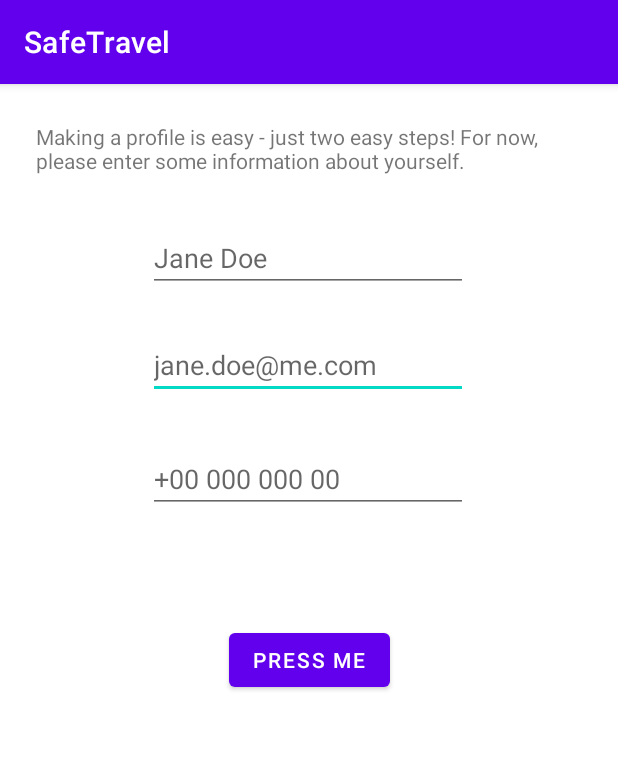
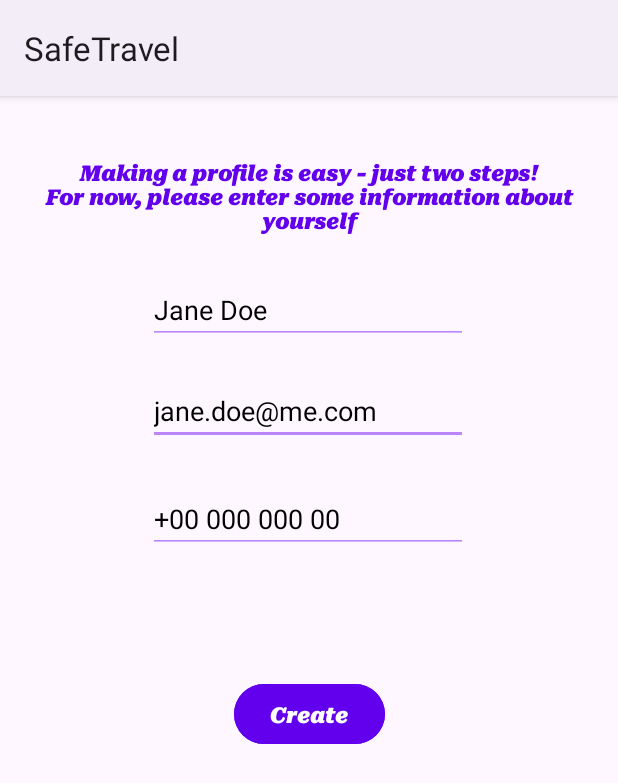
Before and after one commit to denisnzrvs/SafeTravel, an Android app: the screen it shows after launch (CreateProfile), on a phone screen of 412 x 824 dp. Shown: the top 783 px of the screen. Run offline under Robolectric (Android 15) with nearby library versions, the phone set to English and light mode, and no system bars; our stand-ins replace navigation-ui.

Commit message:
UI changed

```diff
--- a/app/build.gradle.kts
+++ b/app/build.gradle.kts
@@ -15,6 +15,7 @@ android {
 
         testInstrumentationRunner = "androidx.test.runner.AndroidJUnitRunner"
     }
+
 
     buildTypes {
         release {
@@ -41,7 +42,12 @@ dependencies {
     implementation("androidx.navigation:navigation-fragment:2.5.3")
     implementation("androidx.navigation:navigation-ui:2.5.3")
     implementation("androidx.legacy:legacy-support-v4:1.0.0")
+    implementation ("com.squareup.retrofit2:retrofit:2.9.0")
+    implementation ("com.squareup.retrofit2:converter-gson:2.9.0")
     testImplementation("junit:junit:4.13.2")
     androidTestImplementation("androidx.test.ext:junit:1.1.5")
     androidTestImplementation("androidx.test.espresso:espresso-core:3.5.1")
+    implementation ("com.squareup.retrofit2:converter-gson:2.4.0")
+    implementation ("androidx.lifecycle:lifecycle-extensions:2.2.0")
+
 }
--- a/app/src/main/AndroidManifest.xml
+++ b/app/src/main/AndroidManifest.xml
@@ -19,7 +19,8 @@
         <activity
             android:name=".MainActivity"
             android:exported="true"
-            android:label="@string/app_name">
+            android:label="@string/app_name"
+            >
             <intent-filter>
                 <action android:name="android.intent.action.MAIN" />
 
--- a/app/src/main/res/layout/activity_create_profile.xml
+++ b/app/src/main/res/layout/activity_create_profile.xml
@@ -6,10 +6,12 @@
     android:layout_height="match_parent"
     tools:context=".CreateProfile">
 
+
     <EditText
         android:id="@+id/email_address_input"
         android:layout_width="wrap_content"
         android:layout_height="wrap_content"
+        android:layout_marginTop="32dp"
         android:ems="10"
         android:hint="jane.doe@me.com"
         android:inputType="textEmailAddress"
@@ -18,10 +20,13 @@
         app:layout_constraintHorizontal_bias="0.497"
         app:layout_constraintStart_toStartOf="parent"
         app:layout_constraintTop_toTopOf="parent"
-        app:layout_constraintVertical_bias="0.228" />
+        app:layout_constraintVertical_bias="0.228"
+        android:textColorHint="@color/black"
+        android:backgroundTint="@color/purple_200"/>
 
     <EditText
         android:id="@+id/phone_number_input"
+        android:layout_marginTop="32dp"
         android:layout_width="wrap_content"
         android:layout_height="wrap_content"
         android:autofillHints="AUTOFILL_HINT_PHONE"
@@ -33,10 +38,13 @@
         app:layout_constraintHorizontal_bias="0.497"
         app:layout_constraintStart_toStartOf="parent"
         app:layout_constraintTop_toTopOf="parent"
-        app:layout_constraintVertical_bias="0.333" />
+        app:layout_constraintVertical_bias="0.333"
+        android:textColorHint="@color/black"
+        android:backgroundTint="@color/purple_200"/>
 
     <EditText
         android:id="@+id/user_name_input"
+        android:layout_marginTop="32dp"
         android:layout_width="wrap_content"
         android:layout_height="wrap_content"
         android:ems="10"
@@ -47,13 +55,24 @@
         app:layout_constraintHorizontal_bias="0.497"
         app:layout_constraintStart_toStartOf="parent"
         app:layout_constraintTop_toTopOf="parent"
-        app:layout_constraintVertical_bias="0.129" />
+        app:layout_constraintVertical_bias="0.129"
+        android:textColorHint="@color/black"
+        android:backgroundTint="@color/purple_200"/>
 
     <TextView
         android:id="@+id/textView"
-        android:layout_width="364dp"
-        android:layout_height="43dp"
-        android:text="Making a profile is easy - just two easy steps! For now, please enter some information about yourself."
+        android:layout_width="0dp"
+        android:layout_height="wrap_content"
+        android:fontFamily="@font/myfont"
+        android:paddingTop="32dp"
+        android:paddingBottom="20dp"
+        android:paddingLeft="20dp"
+        android:paddingRight="20dp"
+        android:text="Making a profile is easy - just two steps!\nFor now, please enter some information about yourself"
+        android:textAlignment="center"
+        android:textColor="@color/purple_500"
+        android:textSize="14sp"
+        android:textStyle="bold"
         app:layout_constraintBottom_toTopOf="@+id/user_name_input"
         app:layout_constraintEnd_toEndOf="parent"
         app:layout_constraintStart_toStartOf="parent"
@@ -61,9 +80,15 @@
 
     <Button
         android:id="@+id/btn_user_data_done"
+        style="@style/Widget.Material3.Button"
+        android:layout_marginTop="64dp"
         android:layout_width="wrap_content"
         android:layout_height="wrap_content"
-        android:text="Press me"
+        android:backgroundTint="@color/purple_500"
+        android:fontFamily="@font/myfont"
+        android:text="Create"
+        android:textStyle="bold"
+        android:textAlignment="center"
         app:layout_constraintBottom_toBottomOf="parent"
         app:layout_constraintEnd_toEndOf="parent"
         app:layout_constraintStart_toStartOf="parent"
--- a/app/src/main/res/layout/fragment_home.xml
+++ b/app/src/main/res/layout/fragment_home.xml
@@ -25,6 +25,8 @@
         android:layout_height="wrap_content"
         android:layout_marginTop="16dp"
         android:text="Create Folder"
+        android:fontFamily="@font/myfont"
+        android:textAlignment="center"
         app:layout_constraintEnd_toEndOf="parent"
         app:layout_constraintStart_toStartOf="parent"
         app:layout_constraintTop_toBottomOf="@id/textHome" />
--- a/app/src/main/res/values/colors.xml
+++ b/app/src/main/res/values/colors.xml
@@ -7,4 +7,5 @@
     <color name="teal_700">#FF018786</color>
     <color name="black">#FF000000</color>
     <color name="white">#FFFFFFFF</color>
+
 </resources>
--- a/app/src/main/res/values/themes.xml
+++ b/app/src/main/res/values/themes.xml
@@ -1,6 +1,6 @@
 <resources xmlns:tools="http://schemas.android.com/tools">
     <!-- Base application theme. -->
-    <style name="Theme.SafeTravel" parent="Theme.MaterialComponents.DayNight.DarkActionBar">
+    <style name="Theme.SafeTravel" parent="Theme.Material3.DayNight">
         <!-- Primary brand color. -->
         <item name="colorPrimary">@color/purple_500</item>
         <item name="colorPrimaryVariant">@color/purple_700</item>
```
Also changed, not shown: app/src/main/res/font/myfont.ttf (added), build.gradle.kts (line endings or trailing spaces), 2 other files.
